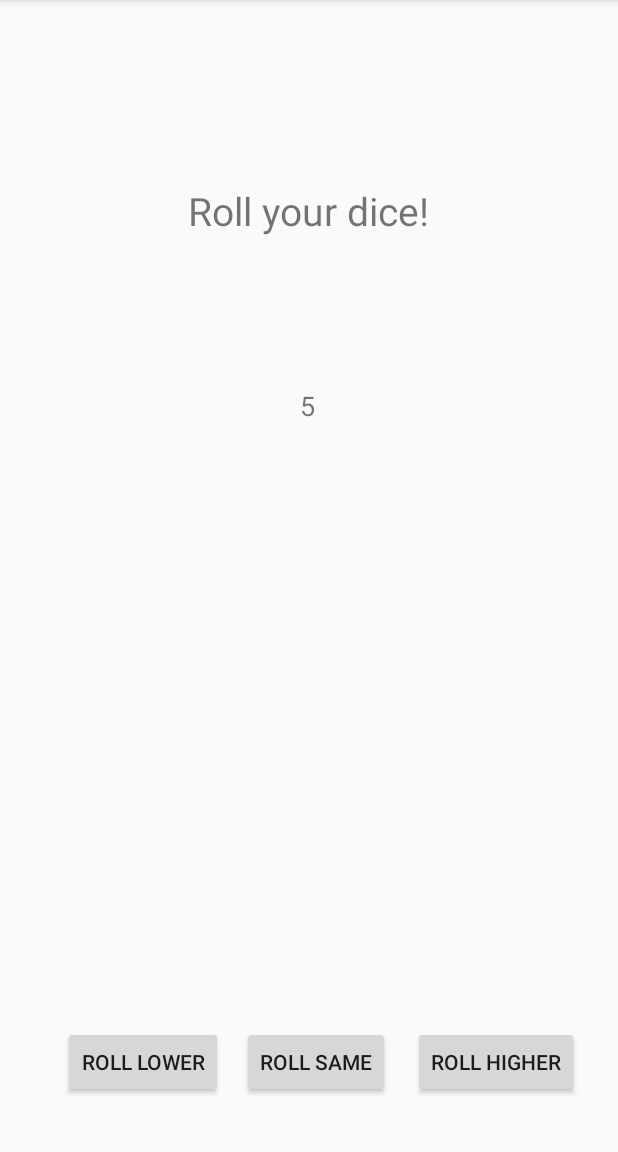
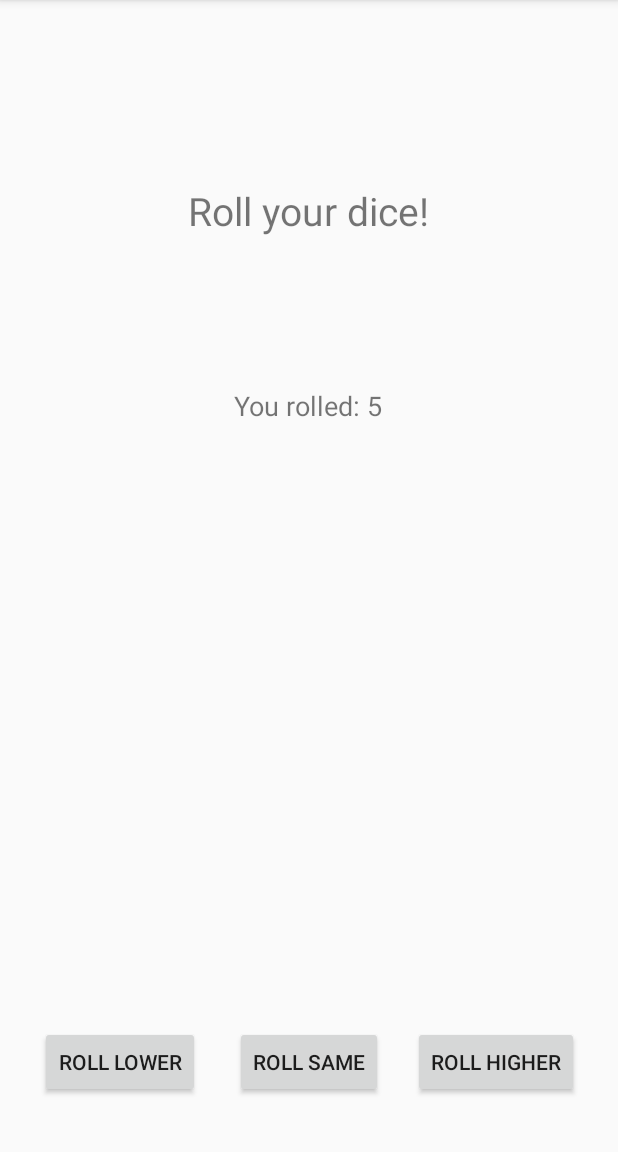
Before and after one commit to mennolp098/Android-Task-1, an Android app: the screen it shows after launch (MainActivity), after a tap on "ROLL HIGHER", on a phone screen of 412 x 824 dp, the part 84-1236 px from its top. Run offline under Robolectric (Android 15) with nearby library versions, the phone set to English and light mode, and no system bars; 1 other tap on this screen came first.

Commit message:
Added win and loss condition

```diff
--- a/app/src/main/java/com/example/android_task_1/MainActivity.kt
+++ b/app/src/main/java/com/example/android_task_1/MainActivity.kt
@@ -1,7 +1,9 @@
 package com.example.android_task_1
 
+import android.graphics.Color
 import androidx.appcompat.app.AppCompatActivity
 import android.os.Bundle
+import android.widget.Toast
 import com.example.android_task_1.databinding.ActivityMainBinding
 import kotlinx.android.synthetic.main.activity_main.*
 
@@ -9,6 +11,9 @@ class MainActivity : AppCompatActivity() {
     private lateinit var binding: ActivityMainBinding
     private val MAX_NUMBER:Int = 6;
     private val MIN_NUMBER:Int = 0;
+    private enum class DiceExpectation {
+        LOWER, SAME, HIGHER
+    }
     private var diceNumber:Int = 0;
 
     override fun onCreate(savedInstanceState: Bundle?) {
@@ -21,25 +26,58 @@ class MainActivity : AppCompatActivity() {
 
     private fun setButtonListeners() {
         binding.rollHighButton.setOnClickListener {
-            rollDice(MIN_NUMBER, MAX_NUMBER)
+            rollDice(DiceExpectation.HIGHER)
         }
         binding.rollLowButton.setOnClickListener {
-            rollDice(MIN_NUMBER, MAX_NUMBER)
+            rollDice(DiceExpectation.LOWER)
         }
-        binding.rollHighButton.setOnClickListener {
-            rollDice(MIN_NUMBER, MAX_NUMBER)
+        binding.rollSameButton.setOnClickListener {
+            rollDice(DiceExpectation.SAME)
         }
     }
 
-    private fun rollDice(min:Int, max:Int) {
-        val dice = (Math.random() * ((max - min) + 1)) + min
-        this.diceNumber = dice.toInt()
+    private fun rollDice(diceExpectation: DiceExpectation) {
+        updateDiceNumber()
+        val dice = (1..6).random()
+        val hasWon = hasWonDiceRoll(this.diceNumber, dice.toInt(), diceExpectation);
+        this.diceNumber = dice
 
-        displayDiceNumber()
+        updateUI(hasWon)
     }
 
-    private fun displayDiceNumber() {
-        binding.diceTextView.text = this.diceNumber.toString()
+    private fun updateUI(hasWon: Boolean)
+    {
+        updateDiceImage()
+        displaySuccessOrFailed(hasWon)
+    }
+
+    private fun updateDiceImage() {
+
+    }
+
+    private fun hasWonDiceRoll(previousDice: Int, currentDice: Int, diceExpectation: DiceExpectation):Boolean {
+        if(diceExpectation == DiceExpectation.HIGHER)
+        {
+            return (previousDice < currentDice)
+        } else if(diceExpectation == DiceExpectation.LOWER) {
+            return (previousDice > currentDice)
+        }
+
+        return (previousDice == currentDice)
+    }
+
+    private fun updateDiceNumber() {
+        binding.diceTextView.text = getString(R.string.you_rolled, this.diceNumber)
+    }
+
+    private fun displaySuccessOrFailed(hasWon: Boolean) {
+        if(hasWon)
+        {
+            Toast.makeText(this, R.string.you_won, Toast.LENGTH_LONG).show()
+            return
+        }
+        Toast.makeText(this, R.string.you_lost, Toast.LENGTH_LONG).show()
+
     }
 
 }
--- a/app/src/main/res/layout/activity_main.xml
+++ b/app/src/main/res/layout/activity_main.xml
@@ -26,7 +26,7 @@
         android:text="@string/roll_low"
         app:layout_constraintBottom_toBottomOf="parent"
         app:layout_constraintEnd_toEndOf="parent"
-        app:layout_constraintHorizontal_bias="0.138"
+        app:layout_constraintHorizontal_bias="0.088"
         app:layout_constraintStart_toStartOf="parent"
         app:layout_constraintTop_toTopOf="parent"
         app:layout_constraintVertical_bias="0.95" />
@@ -49,9 +49,8 @@
         android:layout_height="wrap_content"
         android:text="@string/roll_same"
         app:layout_constraintBottom_toBottomOf="parent"
-        app:layout_constraintEnd_toStartOf="@+id/rollHighButton"
-        app:layout_constraintHorizontal_bias="0.461"
-        app:layout_constraintStart_toEndOf="@+id/rollLowButton"
+        app:layout_constraintEnd_toEndOf="parent"
+        app:layout_constraintStart_toStartOf="parent"
         app:layout_constraintTop_toTopOf="parent"
         app:layout_constraintVertical_bias="0.95" />
 
--- a/app/src/main/res/values/strings.xml
+++ b/app/src/main/res/values/strings.xml
@@ -4,5 +4,8 @@
     <string name="roll_high">Roll higher</string>
     <string name="roll_low">Roll lower</string>
     <string name="roll_same">Roll same</string>
+    <string name="you_rolled">You rolled: %d</string>
+    <string name="you_won">You won!</string>
+    <string name="you_lost">You lost…</string>
 
 </resources>
```
Also changed, not shown: app/src/main/res/drawable/dice1.png (added), app/src/main/res/drawable/dice2.png (added), app/src/main/res/drawable/dice3.png (added), app/src/main/res/drawable/dice4.png (added), app/src/main/res/drawable/dice5.png (added), app/src/main/res/drawable/dice6.png (added).
